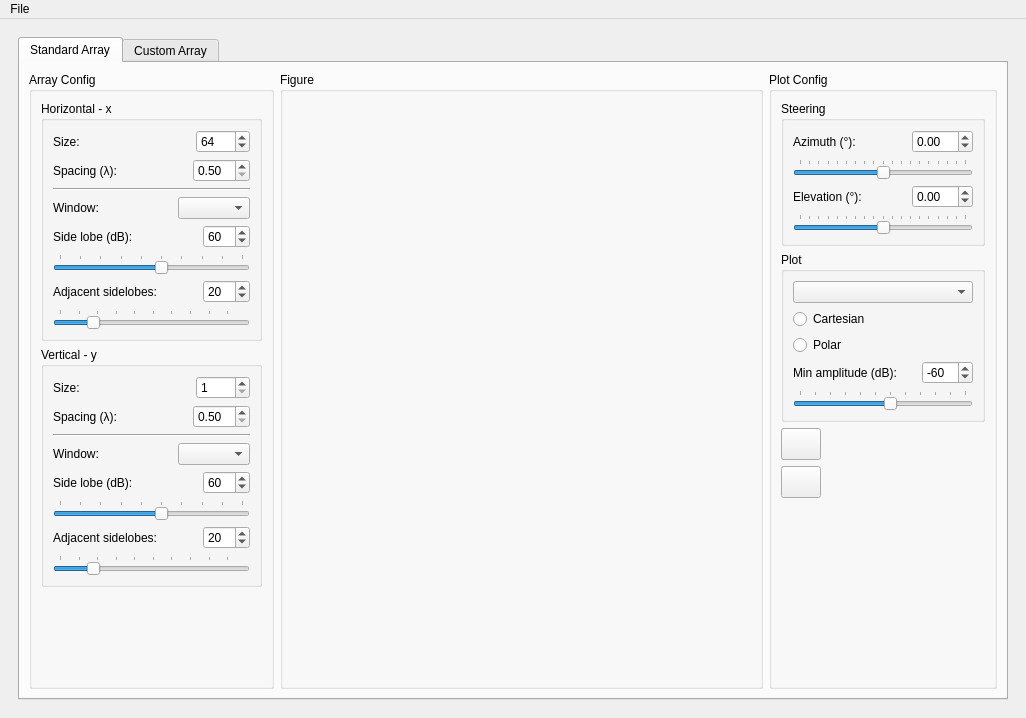
This is ui_array_analysis.ui in rookiepeng/antenna-array-analysis as Qt 5 draws it before an edit. The edited form follows.
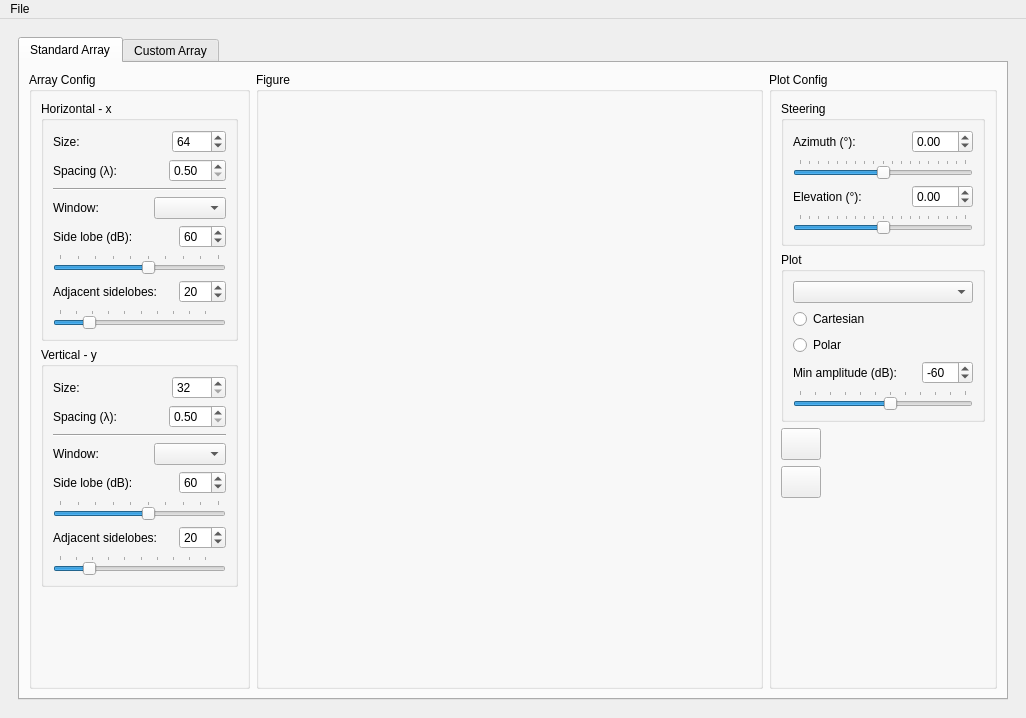
This is the edited form. Icons and pictures are not drawn.

Diff of the .ui file:
```diff
--- a/ui_array_analysis.ui
+++ b/ui_array_analysis.ui
@@ -266,7 +266,7 @@
                     </property>
                     <property name="sizeHint" stdset="0">
                      <size>
-                      <width>40</width>
+                      <width>0</width>
                       <height>0</height>
                      </size>
                     </property>
@@ -355,13 +355,13 @@
                   <item>
                    <widget class="QSpinBox" name="sb_sizey">
                     <property name="minimum">
-                     <number>1</number>
+                     <number>32</number>
                     </property>
                     <property name="maximum">
                      <number>1024</number>
                     </property>
                     <property name="value">
-                     <number>1</number>
+                     <number>32</number>
                     </property>
                    </widget>
                   </item>
@@ -516,7 +516,7 @@
                     </property>
                     <property name="sizeHint" stdset="0">
                      <size>
-                      <width>40</width>
+                      <width>0</width>
                       <height>0</height>
                      </size>
                     </property>
```
